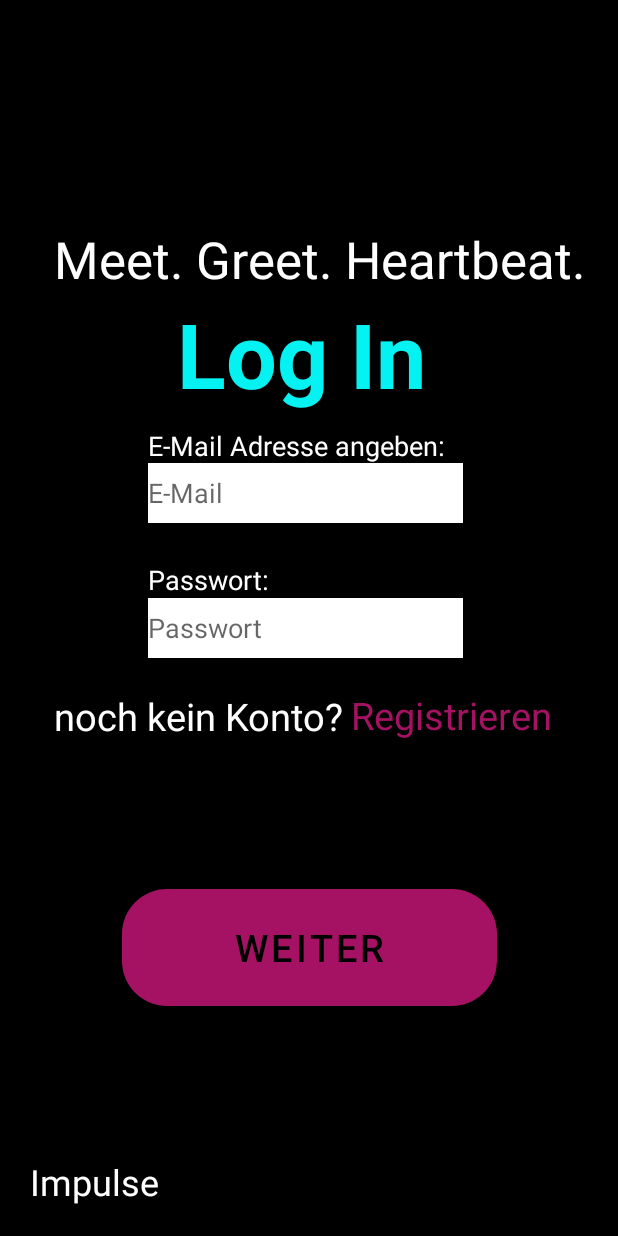
After one commit to OliverScharer/HeartBeat-App, an Android app: the layout login1.xml on its own in the app's theme, with its tools: preview values and no code run, on a phone screen of 412 x 824 dp. The commit adds this screen. Run offline under Robolectric (Android 15) with nearby library versions, the phone set to English and light mode, and no system bars.

Commit message:
Login screens1

```diff
--- a/app/src/main/res/layout/login.xml
+++ b/app/src/main/res/layout/login.xml
@@ -1,6 +1,62 @@
 <?xml version="1.0" encoding="utf-8"?>
-<androidx.constraintlayout.widget.ConstraintLayout
-    xmlns:android="http://schemas.android.com/apk/res/android" android:layout_width="match_parent"
-    android:layout_height="match_parent">
+<androidx.constraintlayout.widget.ConstraintLayout xmlns:android="http://schemas.android.com/apk/res/android"
+    xmlns:app="http://schemas.android.com/apk/res-auto"
+    xmlns:tools="http://schemas.android.com/tools"
+    android:layout_width="match_parent"
+    android:layout_height="match_parent"
+    android:background="@color/black">
 
+    <TextView
+        android:id="@+id/slogan"
+        android:layout_width="wrap_content"
+        android:layout_height="wrap_content"
+        android:layout_marginBottom="30dp"
+        android:text="@string/meet_greet_heartbeat"
+        android:textAppearance="@style/TextAppearance.AppCompat.Display1"
+        android:textColor="@color/white"
+        app:layout_constraintBottom_toTopOf="@+id/loginButton"
+        app:layout_constraintEnd_toEndOf="parent"
+        app:layout_constraintStart_toStartOf="parent"
+        app:layout_constraintTop_toTopOf="parent" />
+
+    <Button
+        android:id="@+id/loginButton"
+        android:layout_width="250dp"
+        android:layout_height="90dp"
+        android:textSize="40sp"
+        android:backgroundTint="@color/tuerkis"
+        android:text="@string/log_in"
+        android:textColor="@color/black"
+        app:cornerRadius="30dp"
+        app:layout_constraintBottom_toBottomOf="parent"
+        app:layout_constraintEnd_toEndOf="parent"
+        app:layout_constraintStart_toStartOf="parent"
+        app:layout_constraintTop_toTopOf="parent"
+        tools:ignore="UnusedAttribute" />
+
+    <Button
+        android:id="@+id/registrierButton"
+        android:layout_width="250dp"
+        android:layout_height="90dp"
+        android:layout_marginTop="20dp"
+        android:text="@string/registrieren"
+        android:textColor="@color/black"
+        android:textSize="25sp"
+        app:backgroundTint="@color/Lila"
+        app:cornerRadius="30dp"
+        app:layout_constraintEnd_toEndOf="parent"
+        app:layout_constraintStart_toStartOf="parent"
+        app:layout_constraintTop_toBottomOf="@+id/loginButton" />
+
+    <TextView
+        android:id="@+id/name"
+        android:layout_width="wrap_content"
+        android:layout_height="wrap_content"
+        android:layout_marginStart="20dp"
+        android:layout_marginBottom="20dp"
+        android:text="@string/impulse"
+        android:textColor="@color/white"
+        android:textSize="24sp"
+        app:layout_constraintBottom_toBottomOf="parent"
+        app:layout_constraintStart_toStartOf="parent" />
 </androidx.constraintlayout.widget.ConstraintLayout>
--- /dev/null
+++ b/app/src/main/res/layout/login1.xml
@@ -0,0 +1,155 @@
+<?xml version="1.0" encoding="utf-8"?>
+<androidx.constraintlayout.widget.ConstraintLayout xmlns:android="http://schemas.android.com/apk/res/android"
+    xmlns:app="http://schemas.android.com/apk/res-auto"
+    xmlns:tools="http://schemas.android.com/tools"
+    android:id="@+id/login1"
+    android:layout_width="match_parent"
+    android:layout_height="match_parent"
+    android:background="@color/black"
+    >
+
+    <TextView
+        android:id="@+id/slogan"
+        android:layout_width="wrap_content"
+        android:layout_height="wrap_content"
+        android:layout_marginTop="150dp"
+        android:layout_marginBottom="30dp"
+        android:text="@string/meet_greet_heartbeat"
+        android:textAppearance="@style/TextAppearance.AppCompat.Display1"
+        android:textColor="@color/white"
+        app:layout_constraintBottom_toTopOf="@+id/logintxt"
+        app:layout_constraintEnd_toEndOf="parent"
+        app:layout_constraintHorizontal_bias="0.62"
+        app:layout_constraintStart_toStartOf="parent"
+        app:layout_constraintTop_toTopOf="parent"
+        app:layout_constraintVertical_bias="0.0" />
+
+    <TextView
+        android:id="@+id/name"
+        android:layout_width="wrap_content"
+        android:layout_height="wrap_content"
+        android:layout_marginStart="20dp"
+        android:layout_marginBottom="20dp"
+        android:text="@string/impulse"
+        android:textColor="@color/white"
+        android:textSize="24sp"
+        app:layout_constraintBottom_toBottomOf="parent"
+        app:layout_constraintStart_toStartOf="parent" />
+
+    <TextView
+        android:id="@+id/logintxt"
+        android:layout_width="215dp"
+        android:layout_height="83dp"
+        android:text="@string/log_in"
+        android:textAlignment="center"
+        android:textColor="@color/tuerkis"
+        android:textSize="60sp"
+        android:textStyle="bold"
+        app:autoSizeMaxTextSize="60pt"
+        app:autoSizeMinTextSize="20pt"
+        app:layout_constraintEnd_toEndOf="parent"
+        app:layout_constraintHorizontal_bias="0.474"
+        app:layout_constraintStart_toStartOf="parent"
+        app:layout_constraintTop_toBottomOf="@+id/slogan" />
+
+    <EditText
+        android:id="@+id/loginPasswort"
+        android:layout_width="210dp"
+        android:layout_height="40dp"
+        android:layout_marginTop="50dp"
+        android:background="@color/white"
+        android:ems="10"
+        android:hint="@string/passwort"
+        android:importantForAutofill="no"
+        android:inputType="textPassword"
+        app:layout_constraintBottom_toBottomOf="parent"
+        app:layout_constraintEnd_toEndOf="parent"
+        app:layout_constraintHorizontal_bias="0.487"
+        app:layout_constraintStart_toStartOf="parent"
+        app:layout_constraintTop_toBottomOf="@+id/loginEmail"
+        app:layout_constraintVertical_bias="0.0" />
+
+    <EditText
+        android:id="@+id/loginEmail"
+        android:layout_width="210dp"
+        android:layout_height="40dp"
+        android:layout_marginTop="30dp"
+        android:background="@color/white"
+        android:ems="10"
+        android:hint="@string/e_mail"
+        android:importantForAutofill="no"
+        android:inputType="textEmailAddress"
+        app:layout_constraintEnd_toEndOf="parent"
+        app:layout_constraintHorizontal_bias="0.487"
+        app:layout_constraintStart_toStartOf="parent"
+        app:layout_constraintTop_toBottomOf="@+id/logintxt" />
+
+    <TextView
+        android:id="@+id/eMailTxt"
+        android:layout_width="wrap_content"
+        android:layout_height="wrap_content"
+        android:layout_marginTop="6dp"
+        android:layout_marginEnd="116dp"
+        android:text="@string/e_mail_adresse_angeben"
+        android:textColor="@color/white"
+        android:textSize="18sp"
+        app:layout_constraintBottom_toTopOf="@+id/loginEmail"
+        app:layout_constraintEnd_toEndOf="parent"
+        app:layout_constraintStart_toStartOf="@+id/loginEmail"
+        app:layout_constraintTop_toBottomOf="@+id/logintxt" />
+
+    <TextView
+        android:id="@+id/pwTxt"
+        android:layout_width="wrap_content"
+        android:layout_height="wrap_content"
+        android:text="@string/passworteingabe"
+        android:textColor="@color/white"
+        android:textSize="18sp"
+        app:layout_constraintBottom_toTopOf="@+id/loginPasswort"
+        app:layout_constraintStart_toStartOf="@+id/loginPasswort" />
+
+    <TextView
+        android:id="@+id/wechselTxt"
+        android:layout_width="wrap_content"
+        android:layout_height="wrap_content"
+        android:layout_marginStart="36dp"
+        android:layout_marginTop="21dp"
+        android:text="noch kein Konto?"
+        android:textColor="@color/white"
+        android:textSize="25sp"
+        app:layout_constraintStart_toStartOf="parent"
+        app:layout_constraintTop_toBottomOf="@+id/loginPasswort" />
+
+    <TextView
+        android:id="@+id/wechsellinkTxt"
+        android:layout_width="wrap_content"
+        android:layout_height="wrap_content"
+        android:layout_marginStart="5dp"
+        android:layout_marginTop="20dp"
+        android:clickable="true"
+        android:focusable="true"
+        android:text="@string/registrieren1"
+        android:textColor="@color/Lila"
+        android:textSize="25sp"
+        app:layout_constraintBottom_toBottomOf="@+id/wechselTxt"
+        app:layout_constraintEnd_toEndOf="parent"
+        app:layout_constraintHorizontal_bias="0.0"
+        app:layout_constraintStart_toEndOf="@+id/wechselTxt"
+        app:layout_constraintTop_toBottomOf="@+id/loginPasswort" />
+
+    <Button
+        android:id="@+id/registrierButton"
+        android:layout_width="250dp"
+        android:layout_height="90dp"
+        android:text="Weiter"
+        android:textColor="@color/black"
+        android:textSize="25sp"
+        app:backgroundTint="@color/Lila"
+        app:cornerRadius="30dp"
+        app:layout_constraintBottom_toBottomOf="parent"
+        app:layout_constraintEnd_toEndOf="parent"
+        app:layout_constraintStart_toStartOf="parent"
+        app:layout_constraintTop_toBottomOf="@+id/loginPasswort" />
+
+
+</androidx.constraintlayout.widget.ConstraintLayout>
--- a/app/src/main/res/values/strings.xml
+++ b/app/src/main/res/values/strings.xml
@@ -9,4 +9,14 @@
 
     <string name="hello_first_fragment">Hello first fragment</string>
     <string name="hello_second_fragment">Hello second fragment. Arg: %1$s</string>
+    <string name="meet_greet_heartbeat">Meet. Greet. Heartbeat.</string>
+    <string name="registrieren">registrieren</string>
+    <string name="log_in">Log In</string>
+    <string name="passworteingabe">Passwort:</string>
+    <string name="e_mail_adresse_angeben">E-Mail Adresse angeben:</string>
+    <string name="e_mail">E-Mail</string>
+    <string name="passwort">Passwort</string>
+    <string name="impulse">Impulse</string>
+    <string name="noch_kein_konto_wechsle_zu">noch kein Konto? wechsle zu</string>
+    <string name="registrieren1">Registrieren</string>
 </resources>
```
